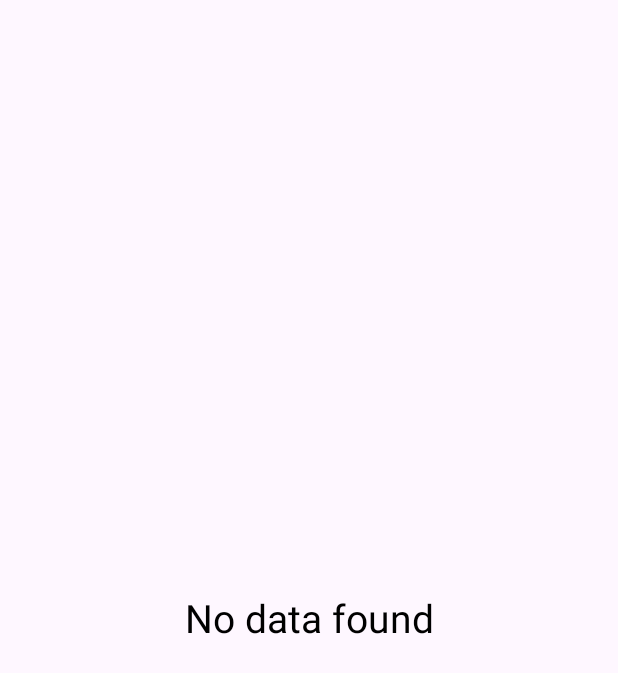
After one commit to UsamaHaf/BSSE_SS1, an Android app: the HomePageActivity screen opened directly, with no data from a screen before it, on a phone screen of 412 x 824 dp. The commit adds this screen. Shown: the top 673 px of the screen. Run offline under Robolectric (Android 15) with nearby library versions, the phone set to English and light mode, and no system bars.

Commit message:
Message Passing

```diff
--- /dev/null
+++ b/app/src/main/java/com/usama/uos/bssess1/HomePageActivity.kt
@@ -0,0 +1,30 @@
+package com.usama.uos.bssess1
+
+import android.os.Bundle
+import android.widget.TextView
+import androidx.appcompat.app.AppCompatActivity
+
+class HomePageActivity : AppCompatActivity() {
+
+   lateinit var txtWelcomeText:TextView
+
+   override fun onCreate(savedInstanceState: Bundle?) {
+      super.onCreate(savedInstanceState)
+      setContentView(R.layout.activity_home_page)
+
+      txtWelcomeText = findViewById(R.id.txtWelcomeText)
+
+      val receivedData = intent.getStringExtra("TestData")
+
+      if(receivedData != null){
+         txtWelcomeText.text = "Welcome Mr. $receivedData"
+
+      }else{
+         txtWelcomeText.text = "No data found"
+
+      }
+
+
+
+   }
+}
--- /dev/null
+++ b/app/src/main/res/layout/activity_home_page.xml
@@ -0,0 +1,19 @@
+<?xml version="1.0" encoding="utf-8"?>
+<LinearLayout xmlns:android="http://schemas.android.com/apk/res/android"
+    xmlns:tools="http://schemas.android.com/tools"
+    android:id="@+id/main"
+    android:layout_width="match_parent"
+    android:layout_height="match_parent"
+    tools:context=".HomePageActivity">
+
+    <TextView
+        android:id="@+id/txtWelcomeText"
+        android:layout_width="match_parent"
+        android:layout_height="wrap_content"
+        android:layout_gravity="center"
+        android:gravity="center"
+        android:text="Welcome"
+        android:textColor="@color/black"
+        android:textSize="26sp" />
+
+</LinearLayout>
--- a/app/src/main/res/layout/gmail_list_items.xml
+++ b/app/src/main/res/layout/gmail_list_items.xml
@@ -3,6 +3,7 @@
     android:layout_width="match_parent"
     android:layout_height="wrap_content"
     android:layout_margin="6dp"
+    android:id="@+id/mainItemLayout"
     android:orientation="vertical">
 
     <ImageView
```
Also changed, not shown: app/src/main/AndroidManifest.xml (+5 -5 lines), app/src/main/java/com/usama/uos/bssess1/Apdater/GmailAdapter.kt (+11 -1 lines), app/src/main/java/com/usama/uos/bssess1/Interfaces/GmailInterface.kt (added, +11 -0 lines), app/src/main/java/com/usama/uos/bssess1/RecyclerViewActivity.kt (+14 -5 lines).
